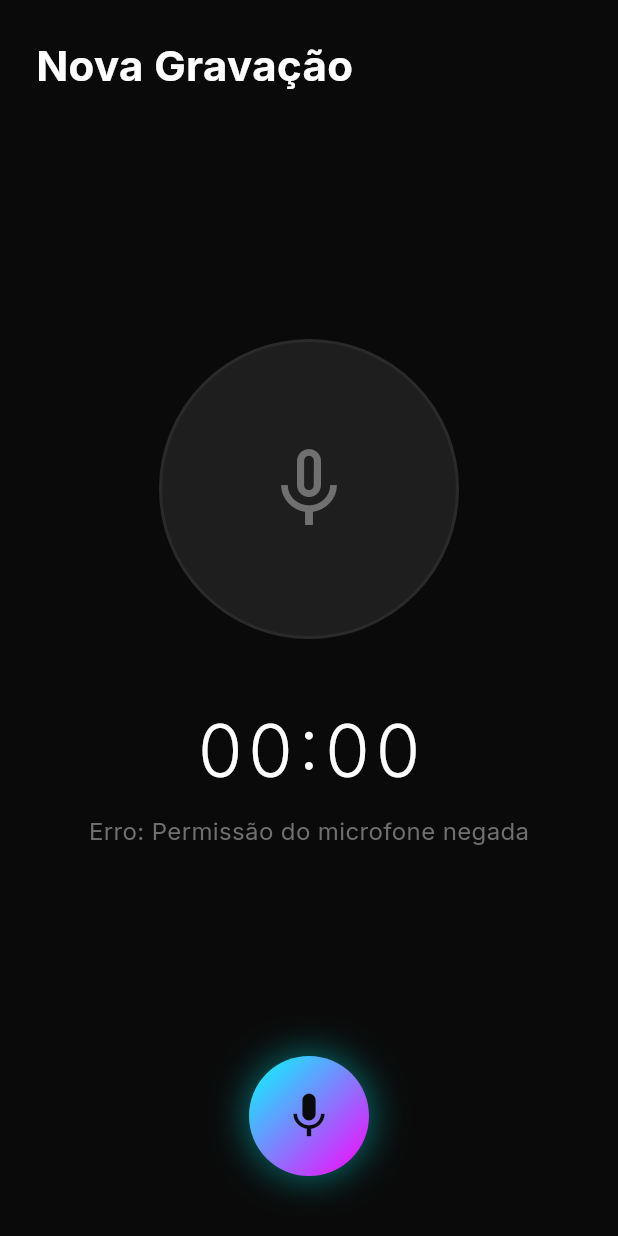
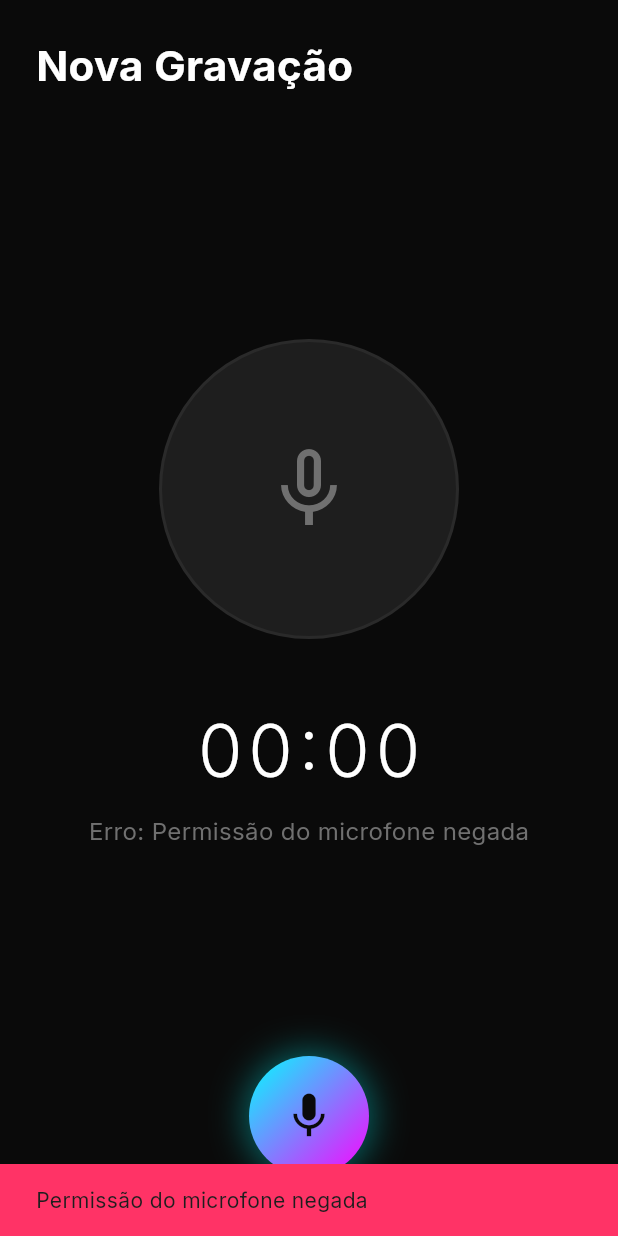
Before and after one commit to Luiqbd/PrivaVoice, a Flutter app: the RecordPage screen opened directly, after a tap on the "mic" icon, on a phone screen of 412 x 824 dp. Run offline on Flutter 3.47's test engine with Material 3 defaults, Android fonts, the phone set to English and light mode, and no system bars; our stand-ins replace equatable, flutter_bloc, flutter_secure_storage, get_it, google_fonts, local_auth and 3 more; missing offline and left inert: dart:ffi, encrypt, record; accounts and stored records are empty; statements that could not run were skipped.

Commit message:
fix: Improve recording with BlocListener for state changes

```diff
--- a/lib/presentation/pages/record_page.dart
+++ b/lib/presentation/pages/record_page.dart
@@ -45,29 +45,19 @@ class _RecordPageState extends State<RecordPage> with SingleTickerProviderStateM
 
   Future<void> _checkPermissions() async {
     final micStatus = await Permission.microphone.status;
-    if (micStatus.isGranted) {
-      setState(() => _hasPermission = true);
-    }
+    setState(() => _hasPermission = micStatus.isGranted);
   }
 
   Future<bool> _requestPermissions() async {
-    // Request microphone permission
     var micStatus = await Permission.microphone.request();
     if (micStatus.isPermanentlyDenied) {
       await openAppSettings();
       return false;
     }
 
-    // For Android 13+, we need to request audio permission specifically
+    // For older Android versions
     if (Platform.isAndroid) {
-      // Request storage permissions for older Android versions
-      if (await Permission.storage.isGranted == false) {
       await Permission.storage.request();
-      }
-      // For Android 13+ (READ_MEDIA_AUDIO)
-      if (await Permission.audio.isGranted == false) {
-        await Permission.audio.request();
-      }
     }
 
     final hasPermission = await Permission.microphone.isGranted;
@@ -84,26 +74,16 @@ class _RecordPageState extends State<RecordPage> with SingleTickerProviderStateM
   }
 
   Future<void> _startRecording() async {
-    // Request permissions first
     final hasPermission = await _requestPermissions();
     if (!hasPermission) {
-      if (mounted) {
-        ScaffoldMessenger.of(context).showSnackBar(
-          const SnackBar(
-            content: Text('Permissão do microfone necessária!'),
-            backgroundColor: AppColors.error,
-          ),
-        );
-      }
+      _showSnackBar('Permissão do microfone necessária!', isError: true);
       return;
     }
 
     _recordingBloc.add(StartRecording());
     _pulseController.repeat(reverse: true);
     _timer = Timer.periodic(const Duration(seconds: 1), (_) {
-      if (mounted) {
-        setState(() {});
-      }
+      if (mounted) setState(() {});
     });
     HapticUtils.mediumImpact();
   }
@@ -119,9 +99,7 @@ class _RecordPageState extends State<RecordPage> with SingleTickerProviderStateM
     _recordingBloc.add(ResumeRecording());
     _pulseController.repeat(reverse: true);
     _timer = Timer.periodic(const Duration(seconds: 1), (_) {
-      if (mounted) {
-        setState(() {});
-      }
+      if (mounted) setState(() {});
     });
     HapticUtils.mediumImpact();
   }
@@ -131,23 +109,22 @@ class _RecordPageState extends State<RecordPage> with SingleTickerProviderStateM
     _timer?.cancel();
     _pulseController.stop();
     HapticUtils.heavyImpact();
+    // Wait a bit for bloc to process, then check result
+    await Future.delayed(const Duration(milliseconds: 500));
+    if (mounted) {
+      setState(() {});
+    }
+  }
 
-    // Show saved message
-    if (mounted) {
+  void _showSnackBar(String message, {bool isError = false}) {
+    if (!mounted) return;
     ScaffoldMessenger.of(context).showSnackBar(
       SnackBar(
-          content: const Text('Gravação salva com sucesso!'),
-          backgroundColor: AppColors.success,
-          action: SnackBarAction(
-            label: 'Ver',
-            textColor: Colors.white,
-            onPressed: () {
-              // Navigate to library
-            },
-          ),
+        content: Text(message),
+        backgroundColor: isError ? AppColors.error : AppColors.success,
+        duration: const Duration(seconds: 3),
       ),
     );
-    }
   }
 
   String _formatDuration(Duration duration) {
@@ -160,6 +137,19 @@ class _RecordPageState extends State<RecordPage> with SingleTickerProviderStateM
   Widget build(BuildContext context) {
     return BlocProvider.value(
       value: _recordingBloc,
+      child: BlocListener<RecordingBloc, RecordingState>(
+        listener: (context, state) {
+          // Show error if any
+          if (state is RecordingError) {
+            _showSnackBar(state.errorMessage, isError: true);
+          }
+          // Show success when recording stopped
+          if (state is RecordingState && state.recording.status == RecordingStatus.idle) {
+            if (state.recording.filePath != null && state.recording.filePath!.isNotEmpty) {
+              _showSnackBar('Gravação salva!');
+            }
+          }
+        },
         child: BlocBuilder<RecordingBloc, RecordingState>(
           builder: (context, state) {
             final isRecording = state is RecordingInProgress;
@@ -185,7 +175,9 @@ class _RecordPageState extends State<RecordPage> with SingleTickerProviderStateM
                           ),
                           const Spacer(),
                           if (!_hasPermission)
-                          Container(
+                            GestureDetector(
+                              onTap: _requestPermissions,
+                              child: Container(
                                 padding: const EdgeInsets.symmetric(horizontal: 12, vertical: 6),
                                 decoration: BoxDecoration(
                                   color: AppColors.warning.withOpacity(0.2),
@@ -197,26 +189,26 @@ class _RecordPageState extends State<RecordPage> with SingleTickerProviderStateM
                                     Icon(Icons.warning_amber, color: AppColors.warning, size: 16),
                                     SizedBox(width: 4),
                                     Text(
-                                  'Sem permissão',
+                                      'Permitir',
                                       style: TextStyle(color: AppColors.warning, fontSize: 12),
                                     ),
                                   ],
                                 ),
                               ),
-                        if (isRecording)
-                          _buildLiveIndicator(),
+                            ),
+                          if (isRecording) _buildLiveIndicator(),
                         ],
                       ),
                     ),
 
                     const Spacer(),
 
-                  // Recording Visualizer
+                    // Visualizer
                     _buildRecordingVisualizer(isRecording, isPaused),
 
                     const SizedBox(height: 40),
 
-                  // Timer Display
+                    // Timer
                     Text(
                       _formatDuration(state.duration),
                       style: const TextStyle(
@@ -229,7 +221,7 @@ class _RecordPageState extends State<RecordPage> with SingleTickerProviderStateM
 
                     const SizedBox(height: 8),
 
-                  // Status Text
+                    // Status
                     Text(
                       _getStatusText(isRecording, isPaused, state),
                       style: TextStyle(
@@ -252,6 +244,7 @@ class _RecordPageState extends State<RecordPage> with SingleTickerProviderStateM
             );
           },
         ),
+      ),
     );
   }
 
@@ -270,11 +263,7 @@ class _RecordPageState extends State<RecordPage> with SingleTickerProviderStateM
           SizedBox(width: 6),
           Text(
             'AO VIVO',
-            style: TextStyle(
-              color: AppColors.error,
-              fontSize: 12,
-              fontWeight: FontWeight.bold,
-            ),
+            style: TextStyle(color: AppColors.error, fontSize: 12, fontWeight: FontWeight.bold),
           ),
         ],
       ),
@@ -327,9 +316,7 @@ class _RecordPageState extends State<RecordPage> with SingleTickerProviderStateM
                     ? (isPaused ? Icons.pause : Icons.mic)
                     : Icons.mic_none,
                 size: 64,
-                color: isRecording
-                    ? AppColors.backgroundPrimary
-                    : AppColors.textTertiary,
+                color: isRecording ? AppColors.backgroundPrimary : AppColors.textTertiary,
               ),
             ),
           ),
@@ -340,7 +327,6 @@ class _RecordPageState extends State<RecordPage> with SingleTickerProviderStateM
 
   Widget _buildControls(bool isRecording, bool isPaused, RecordingState state) {
     if (!isRecording) {
-      // Start Recording Button
       return GestureDetector(
         onTap: _startRecording,
         child: Container(
@@ -357,20 +343,14 @@ class _RecordPageState extends State<RecordPage> with SingleTickerProviderStateM
               ),
             ],
           ),
-          child: const Icon(
-            Icons.mic,
-            color: AppColors.backgroundPrimary,
-            size: 36,
-          ),
+          child: const Icon(Icons.mic, color: AppColors.backgroundPrimary, size: 36),
         ),
       );
     }
 
-    // Recording Controls
     return Row(
       mainAxisAlignment: MainAxisAlignment.center,
       children: [
-        // Cancel Button
         _buildControlButton(
           icon: Icons.close,
           onTap: () {
@@ -380,20 +360,14 @@ class _RecordPageState extends State<RecordPage> with SingleTickerProviderStateM
           },
           color: AppColors.textTertiary,
         ),
-
         const SizedBox(width: 32),
-
-        // Pause/Resume Button
         _buildControlButton(
           icon: isPaused ? Icons.play_arrow : Icons.pause,
           onTap: isPaused ? _resumeRecording : _pauseRecording,
           color: AppColors.secondaryAccent,
           isLarge: true,
         ),
-
         const SizedBox(width: 32),
-
-        // Stop Button
         _buildControlButton(
           icon: Icons.stop,
           onTap: _stopRecording,
@@ -425,16 +399,12 @@ class _RecordPageState extends State<RecordPage> with SingleTickerProviderStateM
   }
 
   String _getStatusText(bool isRecording, bool isPaused, RecordingState state) {
-    if (!_hasPermission) {
-      return 'Toque para permitir e gravar';
+    if (!_hasPermission) return 'Toque para permitir';
+    if (!isRecording) {
+      if (state is RecordingError) return 'Erro: ${state.errorMessage}';
+      return 'Toque para gravar';
     }
-    if (!isRecording) {
-      if (state is RecordingError) {
-        return 'Erro: ${state.errorMessage}';
-      }
-      return 'Toque para começar a gravar';
-    }
-    if (isPaused) return 'Gravação pausada';
+    if (isPaused) return 'Pausado';
     return 'Gravando...';
   }
 }
```
Lines whose indentation alone changed are shown as unchanged.
